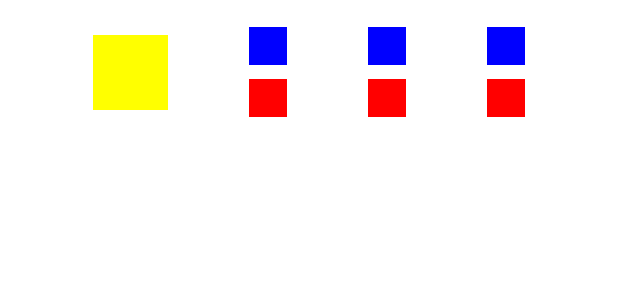
After one commit to Alox1d/StartComposeProject, an Android app built with Jetpack Compose: the @Preview function InstagramProfileCard, on a phone screen of 412 x 824 dp. The commit adds this screen. Shown: the top 300 px of the screen. Run offline under Robolectric (Android 15) with nearby library versions, the phone set to English and light mode, and no system bars.

Commit message:
added two boxes for inst card

```diff
--- a/app/src/main/java/ru/alox1d/startcomposeproject/MainActivity.kt
+++ b/app/src/main/java/ru/alox1d/startcomposeproject/MainActivity.kt
@@ -3,12 +3,19 @@ package ru.alox1d.startcomposeproject
 import android.os.Bundle
 import androidx.activity.ComponentActivity
 import androidx.activity.compose.setContent
+import androidx.compose.foundation.layout.Box
+import androidx.compose.foundation.layout.Column
+import androidx.compose.foundation.layout.Row
+import androidx.compose.material3.Text
+import androidx.compose.runtime.Composable
+import ru.alox1d.startcomposeproject.ui.InstagramProfileCard
+import ru.alox1d.startcomposeproject.ui.TimesTable
 
 class MainActivity : ComponentActivity() {
     override fun onCreate(savedInstanceState: Bundle?) {
         super.onCreate(savedInstanceState)
         setContent {
-            TimesTable()
+            InstagramProfileCard()
         }
     }
 }
--- /dev/null
+++ b/app/src/main/java/ru/alox1d/startcomposeproject/ui/InstagramProfileCard.kt
@@ -0,0 +1,64 @@
+package ru.alox1d.startcomposeproject.ui
+
+import androidx.compose.foundation.background
+import androidx.compose.foundation.layout.Arrangement
+import androidx.compose.foundation.layout.Box
+import androidx.compose.foundation.layout.Column
+import androidx.compose.foundation.layout.Row
+import androidx.compose.foundation.layout.fillMaxWidth
+import androidx.compose.foundation.layout.height
+import androidx.compose.foundation.layout.padding
+import androidx.compose.foundation.layout.size
+import androidx.compose.runtime.Composable
+import androidx.compose.ui.Alignment
+import androidx.compose.ui.Modifier
+import androidx.compose.ui.graphics.Color
+import androidx.compose.ui.tooling.preview.Preview
+import androidx.compose.ui.unit.dp
+
+@Preview
+@Composable
+fun InstagramProfileCard() {
+    Row(
+        modifier = Modifier
+            .fillMaxWidth()
+            .padding(8.dp),
+        horizontalArrangement = Arrangement.SpaceEvenly,
+        verticalAlignment = Alignment.CenterVertically
+    ) {
+        Box(
+            modifier = Modifier
+                .size(50.dp)
+                .background(color = Color.Yellow)
+        ) {
+
+        }
+        TwoBoxes()
+        TwoBoxes()
+        TwoBoxes()
+    }
+}
+
+@Composable
+private fun TwoBoxes() {
+    Column(
+        modifier = Modifier.height(80.dp),
+        horizontalAlignment = Alignment.CenterHorizontally,
+        verticalArrangement = Arrangement.SpaceEvenly
+    ) {
+        Box(
+            modifier = Modifier
+                .size(25.dp)
+                .background(color = Color.Blue)
+        ) {
+
+        }
+        Box(
+            modifier = Modifier
+                .size(25.dp)
+                .background(color = Color.Red)
+        ) {
+
+        }
+    }
+}
--- a/app/src/main/java/ru/alox1d/startcomposeproject/TimesTable.kt
+++ b/app/src/main/java/ru/alox1d/startcomposeproject/ui/TimesTable.kt
@@ -1,4 +1,4 @@
-package ru.alox1d.startcomposeproject
+package ru.alox1d.startcomposeproject.ui
 
 import androidx.compose.foundation.background
 import androidx.compose.foundation.border
--- a/app/src/main/java/ru/alox1d/startcomposeproject/UserInfo.kt
+++ b/app/src/main/java/ru/alox1d/startcomposeproject/ui/UserInfo.kt
@@ -1,4 +1,4 @@
-package ru.alox1d.startcomposeproject
+package ru.alox1d.startcomposeproject.ui
 
 import androidx.compose.foundation.layout.Column
 import androidx.compose.material3.Text
```
